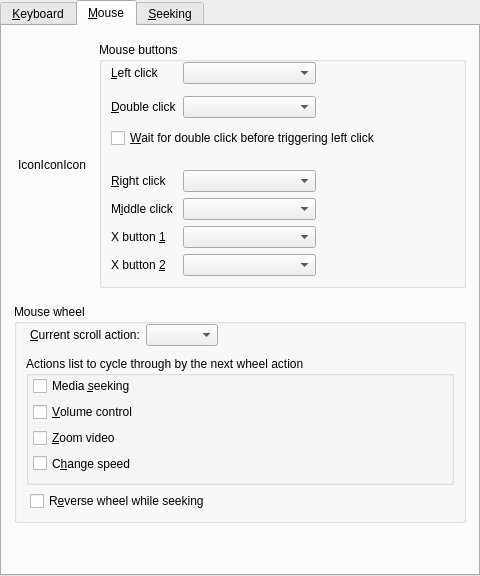
The window that src/gui/pref/input.ui (wilbert2000/wzplayer) describes before a commit, drawn with Qt 5.
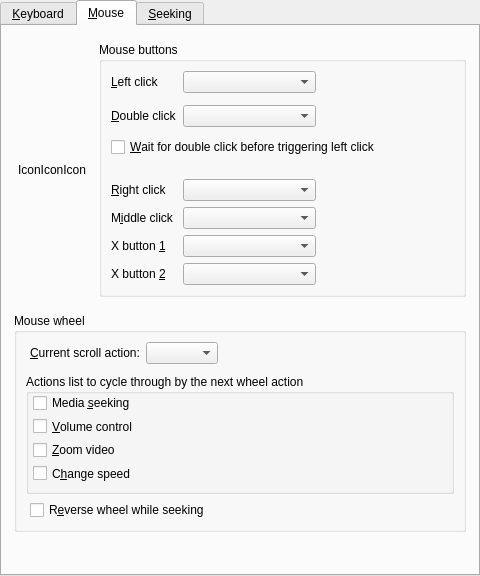
The same window after the commit. The open tabs and pages were chosen to show the change. Custom widgets are drawn as their Qt base class.

Commit message: Removed override top margin from group boxes preferences dialog

Diff of the .ui file:
```diff
--- a/src/gui/pref/input.ui
+++ b/src/gui/pref/input.ui
@@ -156,9 +156,6 @@
             <bool>true</bool>
            </property>
            <layout class="QGridLayout" name="gridLayout">
-            <property name="topMargin">
-             <number>0</number>
-            </property>
             <item row="8" column="2">
              <widget class="QComboBox" name="xbutton1_click_combo"/>
             </item>
@@ -317,9 +314,6 @@
           <bool>true</bool>
          </property>
          <layout class="QVBoxLayout" name="verticalLayout_2">
-          <property name="topMargin">
-           <number>0</number>
-          </property>
           <item>
            <layout class="QHBoxLayout" name="wheel_scroll_action_layout">
             <property name="leftMargin">
```
Left out of the diff: 3 changed lines with no effect on the pictures. The commit also changes 7 other files.
